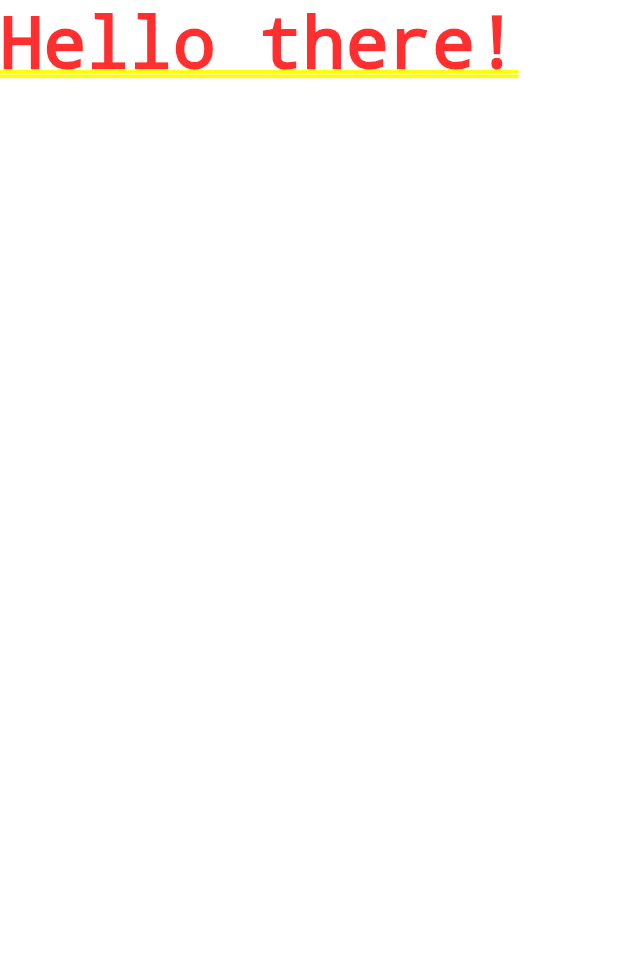
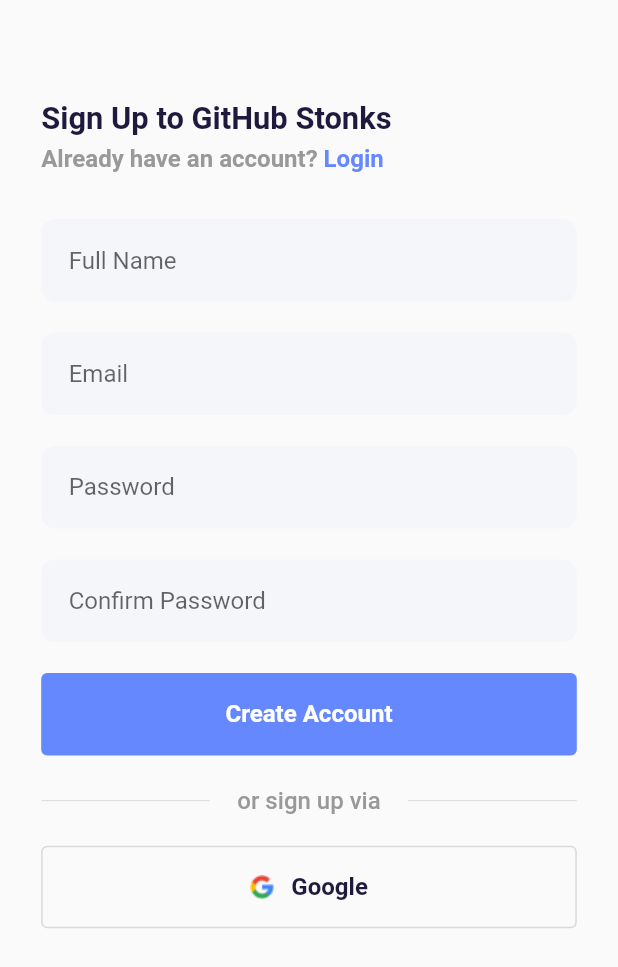
Before and after one commit to RivaanRanawat/github-stonks, a Flutter app: the screen it shows after launch, on a phone screen of 412 x 824 dp. Shown: the top 967 px of the screen. Run offline on Flutter 3.47's test engine with Material 2 defaults, Android fonts, the light colour scheme and no system bars; our stand-ins replace flutter_screenutil.

Commit message:
designing login and signup screens

```diff
--- a/lib/main.dart
+++ b/lib/main.dart
@@ -1,4 +1,7 @@
 import 'package:flutter/material.dart';
+import 'package:flutter_screenutil/flutter_screenutil.dart';
+import 'package:github_stonks/screens/login_screen.dart';
+import 'package:github_stonks/screens/signup_screen.dart';
 
 void main() {
   runApp(MyApp());
@@ -7,12 +10,16 @@
 class MyApp extends StatelessWidget {
   @override
   Widget build(BuildContext context) {
-    return MaterialApp(
-      title: 'Flutter Demo',
-      theme: ThemeData(
-        primarySwatch: Colors.blue,
+    return ScreenUtilInit(
+      builder: () => MaterialApp(
+        title: 'Flutter Demo',
+        theme: ThemeData(
+          primarySwatch: Colors.blue,
+        ),
+        home: SignupScreen(),
+        debugShowCheckedModeBanner: false,
       ),
-      home: Text("Hello there!"),
+      designSize: const Size(360, 640),
     );
   }
 }
--- /dev/null
+++ b/lib/screens/signup_screen.dart
@@ -0,0 +1,152 @@
+import 'package:flutter/material.dart';
+import 'package:github_stonks/screens/login_screen.dart';
+import 'package:github_stonks/universal_variables.dart';
+import 'package:github_stonks/widgets/text_field.dart';
+import 'package:flutter_screenutil/flutter_screenutil.dart';
+
+class SignupScreen extends StatelessWidget {
+  @override
+  Widget build(BuildContext context) {
+    return Scaffold(
+      body: SafeArea(
+        child: Padding(
+          padding: EdgeInsets.symmetric(horizontal: 24.w),
+          child: Column(
+            crossAxisAlignment: CrossAxisAlignment.start,
+            children: [
+              SizedBox(
+                height: 52.h,
+              ),
+              Text(
+                "Sign Up to GitHub Stonks",
+                style: TextStyle(
+                  fontSize: 18.sp,
+                  fontWeight: FontWeight.w700,
+                  color: darkTextColor,
+                ),
+              ),
+              SizedBox(
+                height: 4.h,
+              ),
+              Wrap(
+                children: [
+                  Text(
+                    "Already have an account? ",
+                    style: TextStyle(
+                      fontSize: 14.sp,
+                      fontWeight: FontWeight.w600,
+                      color: lightTextColor,
+                    ),
+                  ),
+                  InkWell(
+                    onTap: () => Navigator.of(context).push(
+                      MaterialPageRoute(
+                        builder: (context) => LoginScreen(),
+                      ),
+                    ),
+                    child: Text(
+                      "Login",
+                      style: TextStyle(
+                        fontSize: 14.sp,
+                        fontWeight: FontWeight.w700,
+                        color: purpleColor,
+                      ),
+                    ),
+                  ),
+                ],
+              ),
+              SizedBox(
+                height: 24.h,
+              ),
+              getTextField(hint: "Full Name"),
+              SizedBox(
+                height: 16.h,
+              ),
+              getTextField(hint: "Email"),
+              SizedBox(
+                height: 16.h,
+              ),
+              getTextField(hint: "Password"),
+              SizedBox(
+                height: 16.h,
+              ),
+              getTextField(hint: "Confirm Password"),
+              SizedBox(
+                height: 16.h,
+              ),
+              SizedBox(
+                width: double.infinity,
+                child: TextButton(
+                  onPressed: () {},
+                  style: ButtonStyle(
+                      backgroundColor: MaterialStateProperty.all(purpleColor),
+                      foregroundColor: MaterialStateProperty.all(Colors.white),
+                      padding: MaterialStateProperty.all(
+                          EdgeInsets.symmetric(vertical: 14.h)),
+                      textStyle: MaterialStateProperty.all(TextStyle(
+                        fontSize: 14.sp,
+                        fontWeight: FontWeight.w700,
+                      ))),
+                  child: Text("Create Account"),
+                ),
+              ),
+              SizedBox(
+                height: 16.h,
+              ),
+              Row(
+                children: [
+                  Expanded(child: Divider()),
+                  SizedBox(
+                    width: 16.w,
+                  ),
+                  Text(
+                    "or sign up via",
+                    style: TextStyle(
+                      fontSize: 14.sp,
+                      fontWeight: FontWeight.w500,
+                      color: lightTextColor,
+                    ),
+                  ),
+                  SizedBox(
+                    width: 16.w,
+                  ),
+                  Expanded(child: Divider()),
+                ],
+              ),
+              SizedBox(
+                height: 16.h,
+              ),
+              SizedBox(
+                width: double.infinity,
+                child: TextButton(
+                  onPressed: () {
+                    // SIGNIN WITH GOOGLE
+                  },
+                  style: ButtonStyle(
+                      side: MaterialStateProperty.all(BorderSide(
+                        color: borderColor,
+                      )),
+                      foregroundColor: MaterialStateProperty.all(darkTextColor),
+                      padding: MaterialStateProperty.all(
+                          EdgeInsets.symmetric(vertical: 14.h)),
+                      textStyle: MaterialStateProperty.all(TextStyle(
+                        fontSize: 14.sp,
+                        fontWeight: FontWeight.w700,
+                      ))),
+                  child: Row(
+                    mainAxisSize: MainAxisSize.min,
+                    children: [
+                      Image.asset("assets/google_logo.png"),
+                      SizedBox(width: 10.w),
+                      Text("Google"),
+                    ],
+                  ),
+                ),
+              ),
+            ],
+          ),
+        ),
+      ),
+    );
+  }
+}
--- /dev/null
+++ b/lib/universal_variables.dart
@@ -0,0 +1,7 @@
+import 'dart:ui';
+
+final purpleColor = Color(0xff6688FF);
+final darkTextColor = Color(0xff1F1A3D);
+final lightTextColor = Color(0xff999999);
+final textFieldColor = Color(0xffF5F6FA);
+final borderColor = Color(0xffD9D9D9);
--- /dev/null
+++ b/lib/widgets/text_field.dart
@@ -0,0 +1,26 @@
+import 'package:flutter/material.dart';
+import 'package:github_stonks/universal_variables.dart';
+import 'package:flutter_screenutil/flutter_screenutil.dart';
+
+Widget getTextField({required String hint}) {
+    return TextField(
+      decoration: InputDecoration(
+          border: OutlineInputBorder(
+            borderRadius: BorderRadius.circular(8.r),
+            borderSide: BorderSide(color: Colors.transparent, width: 0),
+          ),
+          enabledBorder: OutlineInputBorder(
+            borderRadius: BorderRadius.circular(8.r),
+            borderSide: BorderSide(color: Colors.transparent, width: 0),
+          ),
+          contentPadding:
+              EdgeInsets.symmetric(horizontal: 16.w, vertical: 14.h),
+          filled: true,
+          fillColor: textFieldColor,
+          hintText: hint,
+          hintStyle: TextStyle(
+            fontSize: 14.sp,
+            fontWeight: FontWeight.w400,
+          )),
+    );
+  }
```
Also changed, not shown: lib/screens/login_screen.dart (added, +144 -0 lines), pubspec.yaml (+3 -11 lines), assets/google_logo.png (added), pubspec.lock.
